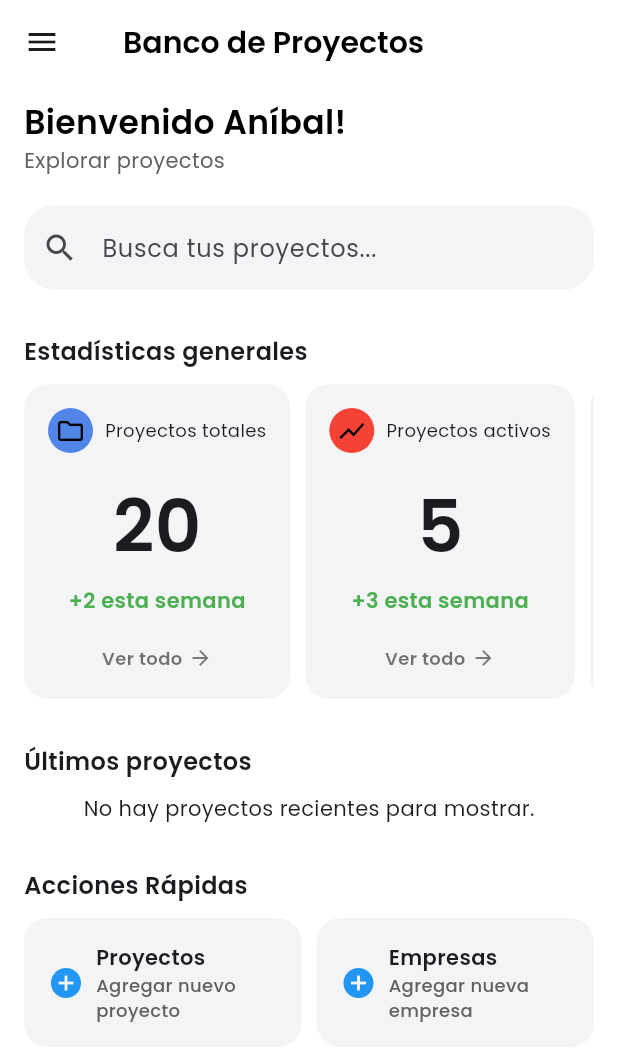
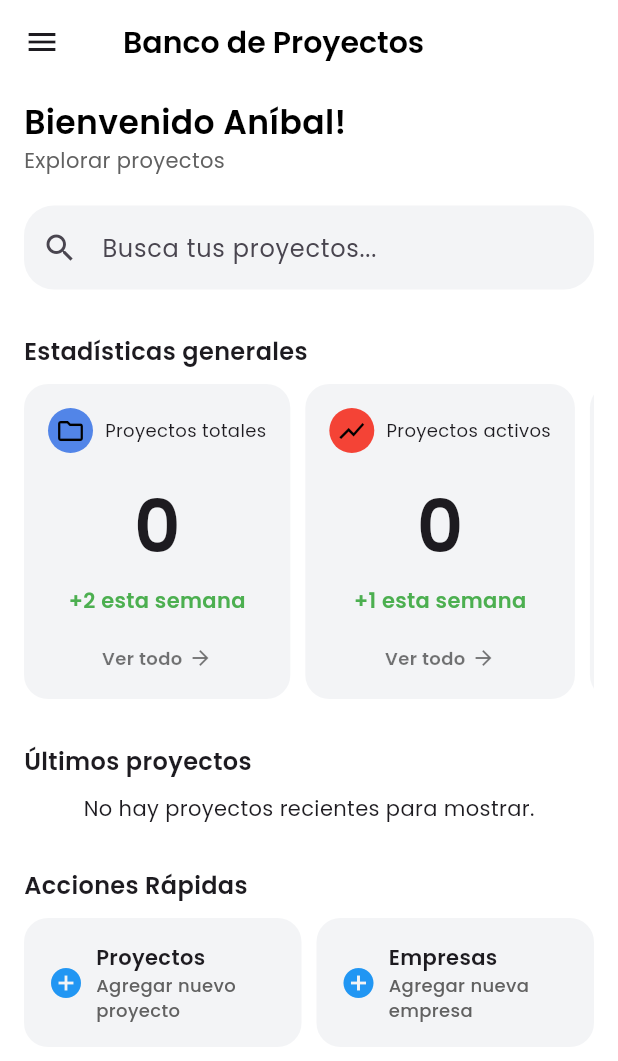
Before and after one commit to AlvaroAceval16/banco_de_proyectos, a Flutter app: the DashboardScreen screen opened by its route, on a phone screen of 412 x 824 dp. Shown: the top 1061 px of the screen. Run offline on Flutter 3.47's test engine with Material 3 defaults, Android fonts, the light colour scheme and no system bars; our stand-ins replace google_fonts, supabase_flutter; accounts and stored records are empty.

Commit message:
funcionalidad conteo de proyectos

```diff
--- a/lib/back/logica_proyectos.dart
+++ b/lib/back/logica_proyectos.dart
@@ -3,6 +3,66 @@ import 'package:banco_de_proyectos/classes/proyecto.dart';
 
 class ProyectoService {
   static final _supabase = Supabase.instance.client;
+  //Dashboard
+  //Concluidos
+   static Future<int> getFinishedProjectsCountBasedOnStatus() async {
+    try {
+      final response = await _supabase
+          .from('proyectos')
+          .select('idproyecto') // Solo necesitamos una columna para el conteo
+          .eq('activo', true) // Aseguramos que solo contamos proyectos activos
+          .eq('estado', 'Concluido'); // Filtramos por el estado "concluido"
+      return response.length;
+    } catch (e) {
+      print('❌ Error al obtener el conteo de proyectos finalizados por estado: $e');
+      return 0; // Devuelve 0 en caso de error
+    }
+  }
+  //En curso
+   static Future<int> getActiveProjectsCountBasedOnStatus() async {
+    try {
+      final response = await _supabase
+          .from('proyectos')
+          .select('idproyecto')
+          .eq('activo', true)
+          .eq('estado', 'Abierto');
+
+      return response.length;
+    } catch (e) {
+      print('❌ Error al obtener el conteo de proyectos activos por estado: $e');
+      return 0;
+    }
+  }
+  //obtener el conteo de proyectos "En capacitacion".
+  static Future<int> getReviewProjectsCountBasedOnStatus() async {
+    try {
+      final response = await _supabase
+          .from('proyectos')
+          .select('idproyecto')
+          .eq('activo', true)
+          .eq('estado', 'En curso');
+
+      return response.length;
+    } catch (e) {
+      print('❌ Error al obtener el conteo de proyectos en revisión por estado: $e');
+      return 0;
+    }
+  }
+  //obtener el conteo total de proyectos (activos).
+  static Future<int> getTotalProjectsCountBasedOnAll() async {
+    try {
+      final response = await _supabase
+          .from('proyectos')
+          .select('idproyecto')
+          .eq('activo', true); // Solo cuenta proyectos activos
+
+      return response.length;
+    } catch (e) {
+      print('❌ Error al obtener el conteo total de proyectos: $e');
+      return 0; // Devuelve 0 en caso de error
+    }
+  }
+
 
   //Obtener proyectos para vista
   static Future<List<Map<String, dynamic>>> obtenerProyectos() async {
--- a/lib/pages/Dashboard_page.dart
+++ b/lib/pages/Dashboard_page.dart
@@ -15,24 +15,34 @@ class _DashboardScreenState extends State<DashboardScreen> {
   final ProyectoService _proyectoService = ProyectoService();
   late Future<List<Proyecto>> _recentProjectsFuture;
 
+  // --- NUEVA LÓGICA PARA LOS CONTEOS DE ESTADÍSTICAS ---
+  late Future<List<int>> _statsCountsFuture;
+
   @override
   void initState() {
     super.initState();
     _recentProjectsFuture = _proyectoService.getRecentProjects();
+
+    // Inicializa el Future para los conteos de las estadísticas
+    _statsCountsFuture = Future.wait([
+      ProyectoService.getTotalProjectsCountBasedOnAll(),
+      ProyectoService.getActiveProjectsCountBasedOnStatus(),
+      ProyectoService.getReviewProjectsCountBasedOnStatus(),
+      ProyectoService.getFinishedProjectsCountBasedOnStatus(),
+    ]);
   }
+  // --- FIN NUEVA LÓGICA ---
 
   // Método para construir un elemento de proyecto individual
   Widget _projectItem(Proyecto project, BuildContext context) {
-    // Formatear la fecha para mostrarla de forma amigable
     String formattedDate = _formatDate(project.fechaSolicitud);
 
     return Card(
       color: Theme.of(context).cardColor,
       elevation: 0,
-      margin: const EdgeInsets.only(bottom: 12), // Espacio entre las tarjetas de proyectos
-      child: InkWell( // Hace que la tarjeta sea 'tappeable' y proporciona un efecto visual
+      margin: const EdgeInsets.only(bottom: 12),
+      child: InkWell(
         onTap: () {
-          // Navega a la página de detalles del proyecto, pasando el objeto Proyecto
           Navigator.push(
             context,
             MaterialPageRoute(
@@ -51,7 +61,7 @@ class _DashboardScreenState extends State<DashboardScreen> {
                   crossAxisAlignment: CrossAxisAlignment.start,
                   children: [
                     Text(
-                      project.nombreProyecto, // Muestra el nombre del proyecto real
+                      project.nombreProyecto,
                       style: const TextStyle(
                         fontWeight: FontWeight.bold,
                         fontFamily: 'Poppins',
@@ -59,7 +69,7 @@ class _DashboardScreenState extends State<DashboardScreen> {
                     ),
                     const SizedBox(height: 4),
                     Text(
-                      project.descripcion, // Muestra la descripción real del proyecto
+                      project.descripcion,
                       style: TextStyle(
                         fontFamily: 'Poppins',
                         fontSize: 12,
@@ -67,7 +77,7 @@ class _DashboardScreenState extends State<DashboardScreen> {
                         fontWeight: FontWeight.w500,
                       ),
                       overflow: TextOverflow.ellipsis,
-                      maxLines: 2, // Limita la descripción a 2 líneas para que no ocupe demasiado espacio
+                      maxLines: 2,
                     ),
                   ],
                 ),
@@ -75,7 +85,7 @@ class _DashboardScreenState extends State<DashboardScreen> {
               Expanded(
                 flex: 1,
                 child: Text(
-                  formattedDate, // Muestra la fecha formateada
+                  formattedDate,
                   textAlign: TextAlign.center,
                   style: const TextStyle(
                     fontWeight: FontWeight.w500,
@@ -102,7 +112,6 @@ class _DashboardScreenState extends State<DashboardScreen> {
         return "${date.day} ${monthNames[date.month - 1]}.";
       }
     } catch (e) {
-      // En caso de error de parseo, se devuelve la cadena original
       print('Error al formatear fecha: $dateString, Error: $e');
       return dateString;
     }
@@ -111,9 +120,9 @@ class _DashboardScreenState extends State<DashboardScreen> {
   // Método para construir un botón de acción rápida
   Widget _quickAction(String title, String subtitle, VoidCallback? onTap) {
     return Expanded(
-      child: InkWell( // Hace que el área sea 'tappeable' y proporciona un efecto visual
-        onTap: onTap, // Asigna la función de onTap proporcionada
-        borderRadius: BorderRadius.circular(16), // Para que el efecto de tinta respete los bordes
+      child: InkWell(
+        onTap: onTap,
+        borderRadius: BorderRadius.circular(16),
         child: Container(
           padding: EdgeInsets.all(16),
           decoration: BoxDecoration(
@@ -124,7 +133,7 @@ class _DashboardScreenState extends State<DashboardScreen> {
             children: [
               Icon(Icons.add_circle, color: Colors.blue),
               SizedBox(width: 8),
-              Flexible( // Permite que el texto se ajuste si es largo
+              Flexible(
                 child: Column(
                   crossAxisAlignment: CrossAxisAlignment.start,
                   children: [
@@ -176,7 +185,7 @@ class _DashboardScreenState extends State<DashboardScreen> {
           ],
         ),
       ),
-      drawer: MainDrawer(), // Tu drawer principal
+      drawer: MainDrawer(),
       body: SingleChildScrollView(
         padding: EdgeInsets.symmetric(horizontal: 16, vertical: 10),
         child: Column(
@@ -210,42 +219,67 @@ class _DashboardScreenState extends State<DashboardScreen> {
               ),
             ),
             SizedBox(height: 10),
+            // --- FutureBuilder para las StatsCards ---
             SingleChildScrollView(
               scrollDirection: Axis.horizontal,
-              child: Row(
-                spacing: 10, // Utiliza el atributo spacing de Row para espaciar los children
+              child: FutureBuilder<List<int>>(
+                future: _statsCountsFuture, // Usa el Future que inicializamos en initState
+                builder: (context, snapshot) {
+                  if (snapshot.connectionState == ConnectionState.waiting) {
+                    // Muestra un cargador mientras se obtienen los datos
+                    return const Center(child: CircularProgressIndicator());
+                  } else if (snapshot.hasError) {
+                    // Muestra un mensaje de error si algo sale mal
+                    return Center(child: Text('Error al cargar estadísticas: ${snapshot.error}'));
+                  } else if (!snapshot.hasData || snapshot.data == null) {
+                    // Mensaje si no hay datos disponibles
+                    return const Center(child: Text('No hay datos de estadísticas disponibles.'));
+                  } else {
+                    // Cuando los datos están disponibles, construye las StatsCard
+                    final counts = snapshot.data!;
+                    final totalProjects = counts[0];
+                    final activeProjects = counts[1];
+                    final reviewProjects = counts[2];
+                    final finishedProjects = counts[3];
+
+                    return Row(
+                      spacing: 10,
                       children: [
                         StatsCard(
                           iconColor: const Color(0xFF5285E8),
                           icon: Icons.folder_outlined,
                           title: "Proyectos totales",
-                    number: "20",
-                    subtitle: "+2 esta semana",
+                          number: totalProjects.toString(),
+                          subtitle: "+2 esta semana", // Puedes hacer este dinámico también
                         ),
                         StatsCard(
                           iconColor: Colors.red,
                           icon: Icons.show_chart,
                           title: "Proyectos activos",
-                    number: "5",
-                    subtitle: "+3 esta semana",
+                          number: activeProjects.toString(),
+                          subtitle: "+1 esta semana",
                         ),
                         StatsCard(
                           iconColor: Colors.orange,
                           icon: Icons.pending_actions,
                           title: "Proyectos en revisión",
-                    number: "12",
-                    subtitle: "+3 esta semana",
+                          number: reviewProjects.toString(),
+                          subtitle: "+1 esta semana",
                         ),
                         StatsCard(
                           iconColor: Colors.green,
                           icon: Icons.task_outlined,
                           title: "Proyectos finalizados",
-                    number: "3",
-                    subtitle: "+1 esta semana",
+                          number: finishedProjects.toString(),
+                          subtitle: "+0 esta semana",
                         ),
                       ],
+                    );
+                  }
+                },
               ),
             ),
+            // --- FIN FutureBuilder para las StatsCards ---
             SizedBox(height: 30),
             Row(
               mainAxisAlignment: MainAxisAlignment.start,
@@ -261,18 +295,16 @@ class _DashboardScreenState extends State<DashboardScreen> {
               ],
             ),
             SizedBox(height: 10),
-            // Widget FutureBuilder para mostrar los proyectos cargados asíncronamente
             FutureBuilder<List<Proyecto>>(
               future: _recentProjectsFuture,
               builder: (context, snapshot) {
                 if (snapshot.connectionState == ConnectionState.waiting) {
-                  return Center(child: CircularProgressIndicator()); // Muestra un indicador de carga
+                  return Center(child: CircularProgressIndicator());
                 } else if (snapshot.hasError) {
-                  return Center(child: Text('Error al cargar proyectos: ${snapshot.error}')); // Muestra un mensaje de error
+                  return Center(child: Text('Error al cargar proyectos: ${snapshot.error}'));
                 } else if (!snapshot.hasData || snapshot.data!.isEmpty) {
-                  return Center(child: Text('No hay proyectos recientes para mostrar.')); // Mensaje si no hay datos
+                  return Center(child: Text('No hay proyectos recientes para mostrar.'));
                 } else {
-                  // Si tenemos datos, se mapean a widgets _projectItem y se muestran en una columna
                   return Column(
                     children: snapshot.data!.map((proyecto) {
                       return _projectItem(proyecto, context);
@@ -297,7 +329,6 @@ class _DashboardScreenState extends State<DashboardScreen> {
                   "Proyectos",
                   "Agregar nuevo proyecto",
                   () {
-                    // Navega a la ruta con nombre '/form_proyecto'
                     Navigator.pushNamed(context, '/form_proyecto');
                   },
                 ),
@@ -306,7 +337,6 @@ class _DashboardScreenState extends State<DashboardScreen> {
                   "Empresas",
                   "Agregar nueva empresa",
                   () {
-                    // Navega a la ruta con nombre '/form_empresa'
                     Navigator.pushNamed(context, '/form_empresa');
                   },
                 ),
```
Lines whose indentation alone changed are shown as unchanged.
